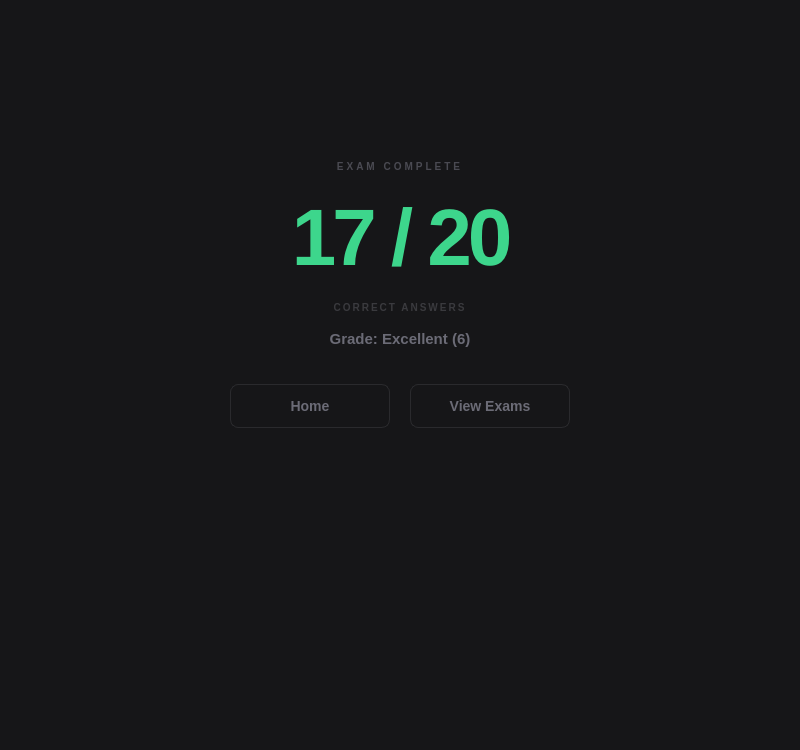
Qt form src/ui/exam/results/results.ui (DIDimov24/Aethera) before a commit.
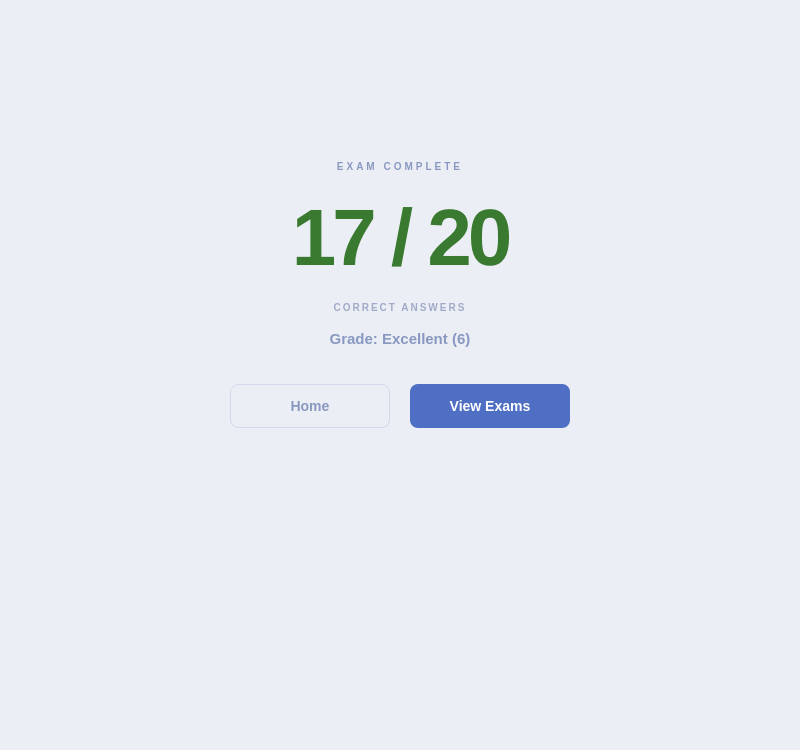
The same form after that commit.

Commit message: Change color palette and fix ui bugs, close #26

```diff
--- a/src/ui/exam/results/results.ui
+++ b/src/ui/exam/results/results.ui
@@ -15,17 +15,10 @@
   </property>
   <property name="styleSheet">
    <string notr="true">
-QWidget#Results {
-    background-color: #161618;
-}
+QWidget#Results { background-color: #eceef5; }
 QPushButton#buttonBackHome {
-    background-color: transparent;
-    color: #6b6b76;
-    font-size: 14px;
-    font-weight: 500;
-    border: 1px solid #2a2a2d;
-    border-radius: 8px;
-    padding: 12px 28px;
+    background-color: transparent; color: #8898c0; font-size: 14px; font-weight: 500;
+    border: 1px solid #d4d8ea; border-radius: 8px; padding: 12px 28px;
 }
 QPushButton#buttonBackHome:hover {
     background-color: #1c1c1f;
@@ -33,42 +26,14 @@
     border-color: #3a3a3e;
 }
 QPushButton#buttonViewExams {
-    background-color: transparent;
-    color: #6b6b76;
-    font-size: 14px;
-    font-weight: 500;
-    border: 1px solid #2a2a2d;
-    border-radius: 8px;
-    padding: 12px 28px;
+    background-color: #4f6fc4; color: #ffffff; font-size: 14px; font-weight: 600;
+    border: none; border-radius: 8px; padding: 12px 28px;
 }
-QPushButton#buttonViewExams:hover {
-    background-color: #1c1c1f;
-    color: #ffffff;
-    border-color: #3a3a3e;
-}
-QLabel#labelResultTitle {
-    color: #4a4a52;
-    font-size: 10px;
-    font-weight: 600;
-    letter-spacing: 3px;
-}
-QLabel#labelScore {
-    color: #3dd68c;
-    font-size: 80px;
-    font-weight: 700;
-    letter-spacing: -4px;
-}
-QLabel#labelScoreLabel {
-    color: #3a3a3e;
-    font-size: 10px;
-    font-weight: 600;
-    letter-spacing: 2px;
-}
-QLabel#labelGrade {
-    color: #6b6b76;
-    font-size: 15px;
-    font-weight: 500;
-}
+QPushButton#buttonViewExams:hover { background-color: #3a5aae; }
+QLabel#labelResultTitle { color: #8898c0; font-size: 10px; font-weight: 700; letter-spacing: 3px; }
+QLabel#labelScore { color: #3a7a30; font-size: 80px; font-weight: 700; letter-spacing: -4px; }
+QLabel#labelScoreLabel { color: #a0aac8; font-size: 10px; font-weight: 700; letter-spacing: 2px; }
+QLabel#labelGrade { color: #8898c0; font-size: 15px; font-weight: 500; }
    </string>
   </property>
   <layout class="QVBoxLayout" name="resultsLayout">
@@ -135,48 +100,9 @@
      </property>
     </widget>
    </item>
-   <item>
-    <widget class="QLabel" name="labelScoreLabel">
-     <property name="text">
-      <string>CORRECT ANSWERS</string>
-     </property>
-     <property name="alignment">
-      <set>Qt::AlignmentFlag::AlignCenter</set>
-     </property>
-    </widget>
-   </item>
-   <item>
-    <widget class="QLabel" name="labelGrade">
-     <property name="font">
-      <font>
-       <pointsize>-1</pointsize>
-       <fontweight>Medium</fontweight>
-      </font>
-     </property>
-     <property name="text">
-      <string>Grade: Excellent (6)</string>
-     </property>
-     <property name="alignment">
-      <set>Qt::AlignmentFlag::AlignCenter</set>
-     </property>
-    </widget>
-   </item>
-   <item>
-    <spacer name="verticalSpacer">
-     <property name="orientation">
-      <enum>Qt::Orientation::Vertical</enum>
-     </property>
-     <property name="sizeType">
-      <enum>QSizePolicy::Policy::Minimum</enum>
-     </property>
-     <property name="sizeHint" stdset="0">
-      <size>
-       <width>20</width>
-       <height>20</height>
-      </size>
-     </property>
-    </spacer>
-   </item>
+   <item><widget class="QLabel" name="labelScoreLabel"><property name="text"><string>CORRECT ANSWERS</string></property><property name="alignment"><set>Qt::AlignmentFlag::AlignCenter</set></property></widget></item>
+   <item><widget class="QLabel" name="labelGrade"><property name="text"><string>Grade: Excellent (6)</string></property><property name="alignment"><set>Qt::AlignmentFlag::AlignCenter</set></property></widget></item>
+   <item><spacer name="verticalSpacer"><property name="orientation"><enum>Qt::Orientation::Vertical</enum></property><property name="sizeType"><enum>QSizePolicy::Policy::Minimum</enum></property><property name="sizeHint" stdset="0"><size><width>20</width><height>20</height></size></property></spacer></item>
    <item>
     <layout class="QHBoxLayout" name="resultsButtonsLayout">
      <property name="spacing">
```
Left out of the diff: 173 changed lines with no effect on the pictures. The commit also changes 22 other files.
